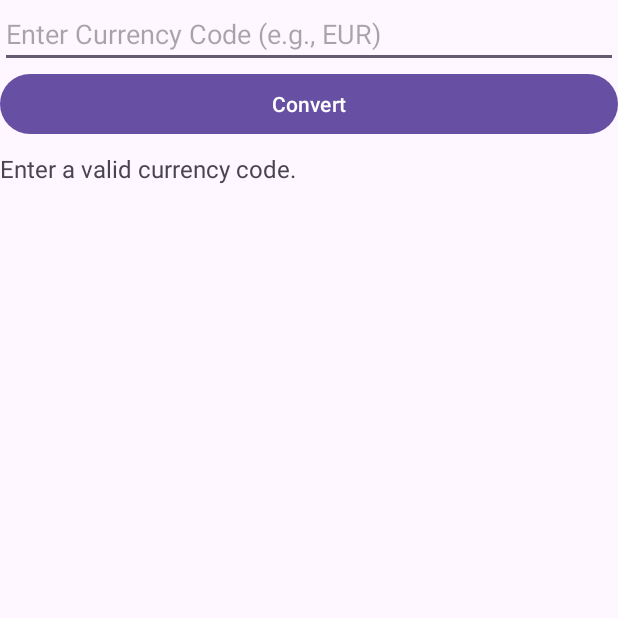
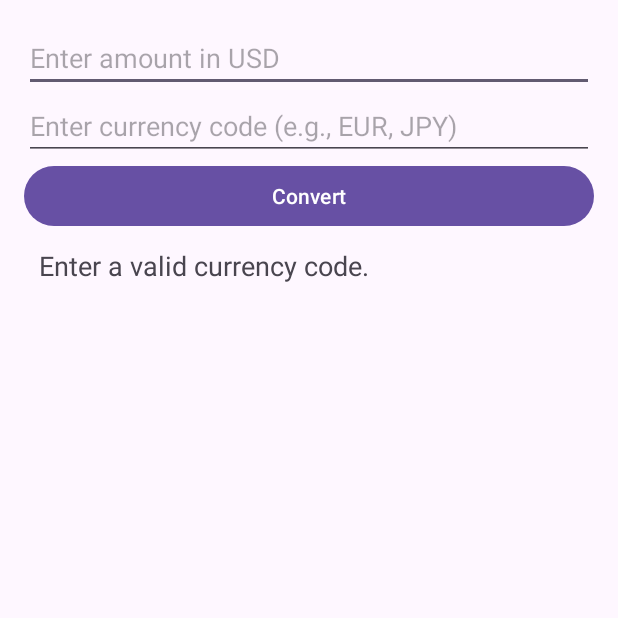
Before and after one commit to tnowad/android-exercises, an Android app: the screen it shows after launch (MainActivity), after a tap on "Convert", on a phone screen of 412 x 824 dp, the top half of it. Run offline under Robolectric (Android 15) with nearby library versions, the phone set to English and light mode, and no system bars.

Commit message:
feat: add exchange rate conversion

```diff
--- a/week6_4/app/src/main/java/com/tnowad/week6_4/MainActivity.java
+++ b/week6_4/app/src/main/java/com/tnowad/week6_4/MainActivity.java
@@ -22,7 +22,7 @@ import java.net.URL;
 
 public class MainActivity extends AppCompatActivity {
 
-    private EditText edtCurrency;
+    private EditText edtCurrency, edtAmount;
     private TextView txtResult;
     private Button btnConvert;
     private static final String API_KEY = "08d617f260035a0613c8f10e";
@@ -34,22 +34,28 @@ public class MainActivity extends AppCompatActivity {
         setContentView(R.layout.activity_main);
 
         edtCurrency = findViewById(R.id.edtCurrency);
+        edtAmount = findViewById(R.id.edtAmount);
         txtResult = findViewById(R.id.txtResult);
         btnConvert = findViewById(R.id.btnConvert);
 
-        ViewCompat.setOnApplyWindowInsetsListener(findViewById(R.id.main), (v, insets) -> {
-            Insets systemBars = insets.getInsets(WindowInsetsCompat.Type.systemBars());
-            v.setPadding(systemBars.left, systemBars.top, systemBars.right, systemBars.bottom);
-            return insets;
-        });
-
         btnConvert.setOnClickListener(v -> {
             String currencyCode = edtCurrency.getText().toString().toUpperCase().trim();
-            if (!currencyCode.isEmpty()) {
-                new ConvertCurrencyTask(txtResult, currencyCode).execute();
-            } else {
+            String amountStr = edtAmount.getText().toString().trim();
+
+            if (currencyCode.isEmpty()) {
                 txtResult.setText("Enter a valid currency code.");
+                return;
             }
+
+            double amount;
+            try {
+                amount = Double.parseDouble(amountStr);
+            } catch (NumberFormatException e) {
+                txtResult.setText("Enter a valid amount.");
+                return;
+            }
+
+            new ConvertCurrencyTask(txtResult, currencyCode, amount).execute();
         });
     }
 
@@ -57,10 +63,12 @@ public class MainActivity extends AppCompatActivity {
         private static final String API_KEY = "08d617f260035a0613c8f10e";
         private final TextView txtResult;
         private final String currencyCode;
+        private final double amount;
 
-        ConvertCurrencyTask(TextView txtResult, String currencyCode) {
+        ConvertCurrencyTask(TextView txtResult, String currencyCode, double amount) {
             this.txtResult = txtResult;
             this.currencyCode = currencyCode;
+            this.amount = amount;
         }
 
         @Override
@@ -106,7 +114,8 @@ public class MainActivity extends AppCompatActivity {
                 JSONObject rates = jsonObject.getJSONObject("conversion_rates");
                 if (rates.has(currencyCode)) {
                     double rate = rates.getDouble(currencyCode);
-                    txtResult.setText("1 USD = " + rate + " " + currencyCode);
+                    double convertedAmount = amount * rate;
+                    txtResult.setText(amount + " USD = " + convertedAmount + " " + currencyCode);
                 } else {
                     txtResult.setText("Invalid currency code");
                 }
--- a/week6_4/app/src/main/res/layout/activity_main.xml
+++ b/week6_4/app/src/main/res/layout/activity_main.xml
@@ -1,30 +1,35 @@
 <?xml version="1.0" encoding="utf-8"?>
-<LinearLayout
-    xmlns:android="http://schemas.android.com/apk/res/android"
-    android:id="@+id/main"
+<LinearLayout xmlns:android="http://schemas.android.com/apk/res/android"
     android:layout_width="match_parent"
     android:layout_height="match_parent"
-    android:orientation="vertical"
-    android:padding="16dp">
+    android:padding="16dp"
+    android:orientation="vertical">
+
+    <EditText
+        android:id="@+id/edtAmount"
+        android:layout_width="match_parent"
+        android:layout_height="wrap_content"
+        android:hint="Enter amount in USD"
+        android:inputType="numberDecimal" />
 
     <EditText
         android:id="@+id/edtCurrency"
         android:layout_width="match_parent"
         android:layout_height="wrap_content"
-        android:hint="Enter Currency Code (e.g., EUR)"
-        android:inputType="text"/>
+        android:hint="Enter currency code (e.g., EUR, JPY)"
+        android:inputType="text" />
 
     <Button
         android:id="@+id/btnConvert"
         android:layout_width="match_parent"
         android:layout_height="wrap_content"
-        android:text="Convert"/>
+        android:text="Convert" />
 
     <TextView
         android:id="@+id/txtResult"
         android:layout_width="match_parent"
         android:layout_height="wrap_content"
-        android:text="Exchange rate will be shown here"
-        android:textSize="16sp"
-        android:paddingTop="8dp"/>
+        android:text="Result"
+        android:textSize="18sp"
+        android:padding="10dp" />
 </LinearLayout>
```
